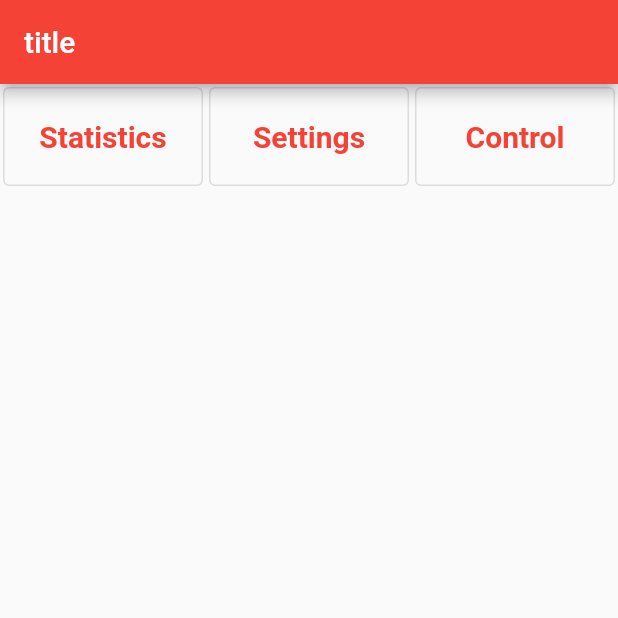
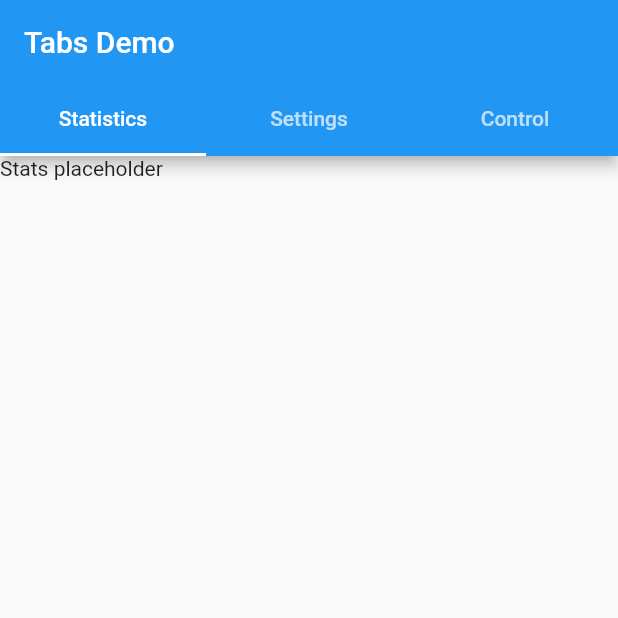
Before and after one commit to DoncusSpelunkus/Feeder, a Flutter app: the screen it shows after launch, on a phone screen of 412 x 824 dp, the top half of it. Run offline on Flutter 3.47's test engine with Material 2 defaults, Android fonts, the phone set to English and light mode, and no system bars; our stand-ins replace firebase_core, firebase_database; missing offline and left inert: dart:ffi, mqtt_client; accounts and stored records are empty.

Commit message:
New commit

```diff
--- a/lib/firebase.dart
+++ b/lib/firebase.dart
@@ -1,26 +1,27 @@
 import 'package:firebase_database/firebase_database.dart';
 import 'firebase_options.dart';
 import 'package:firebase_core/firebase_core.dart';
+import  'package:intl/intl.dart';
 
 class FireBaseDB{
-  DatabaseReference ref = FirebaseDatabase.instance.ref("Data/Client1/new");
 
+  DatabaseReference ref = FirebaseDatabase.instance.ref("");
 
   initDB() async {
     await Firebase.initializeApp(
       options: DefaultFirebaseOptions.currentPlatform,
     );
-
     print("Get's called");
   }
 
-  testSet() async{
+  testSet(double weight) async{
+    setRef();
     await ref.set({
-      "name": "John",
-      "age": 18,
-      "address": {
-        "line1": "100 Mountain View"
-      }
+      "Weight": weight.toString(),
     });
   }
+
+  setRef(){
+    ref = FirebaseDatabase.instance.ref("Weight/${DateFormat("yyyy-MM-dd").format(DateTime.now())}/${DateFormat("HH:mm:ss").format(DateTime.now())}");
+  }
 }
--- a/lib/ui.dart
+++ b/lib/ui.dart
@@ -1,9 +1,10 @@
+import 'dart:ffi';
+
 import 'package:flutter/material.dart';
 import 'package:fooddataagg/firebase.dart';
 
 class MyApp extends StatelessWidget {
   const MyApp({super.key});
-
 
   @override
   Widget build(BuildContext context) {
@@ -18,7 +19,6 @@ class MyApp extends StatelessWidget {
   }
 }
 
-
 class MyHomePage extends StatefulWidget {
   const MyHomePage({super.key, required this.title});
 
@@ -28,53 +28,68 @@ class MyHomePage extends StatefulWidget {
   _MyHomePageState createState() => _MyHomePageState();
 }
 
-
 class _MyHomePageState extends State<MyHomePage> {
   FireBaseDB db = FireBaseDB();
+  double _currentSliderValue = 20;
 
-  void onButtonPress(){
-    db.testSet();
+  void circleButtonPress(double weight) {
+    db.testSet(weight);
   }
 
-  Widget buildButton(String buttonText) {
-    return Expanded(
-      child: SizedBox(
-        height: 70.0,
-        child: Padding(
-          padding: const EdgeInsets.all(2.0),
-          child: OutlinedButton(
-            child: Text(
-              buttonText,
-              style: TextStyle(
-                fontSize: 20.0,
-                fontWeight: FontWeight.bold,
-              ),
+  @override
+  Widget build(BuildContext context) {
+    return MaterialApp(
+      home: DefaultTabController(
+        length: 3,
+        child: Scaffold(
+          appBar: AppBar(
+            bottom: const TabBar(
+              tabs: [
+                Tab(text: "Statistics"),
+                Tab(text: "Settings"),
+                Tab(text: "Control"),
+              ],
             ),
-            onPressed: () => (onButtonPress()),
+            title: const Text('Tabs Demo'),
+          ),
+          body: TabBarView(
+            children: [
+              Text("Stats placeholder"),
+              Icon(Icons.directions_transit),
+              Column(children: [
+                Padding(
+                    padding: EdgeInsets.only(top: 200.0, bottom: 50.0),
+                    child: Expanded(
+                      child: ElevatedButton(
+                        onPressed: () => (circleButtonPress(_currentSliderValue)),
+                        style: ElevatedButton.styleFrom(
+                          shape: CircleBorder(),
+                          padding: EdgeInsets.all(75),
+                          backgroundColor: Colors.blue, // <-- Button color
+                          foregroundColor: Colors.white, // <-- Splash color),)
+                        ),
+                        child: const Text("Feed now"),
+                      ),
+                    )),
+                Column(children: [
+                  const Text("Choose amount"),
+                  Slider(
+                    value: _currentSliderValue,
+                    max: 200,
+                    divisions: 40,
+                    label: "${_currentSliderValue.round()}g",
+                    onChanged: (double value) {
+                      setState(() {
+                        _currentSliderValue = value;
+                      });
+                    },
+                  ),
+                ]),
+              ]),
+            ],
           ),
         ),
       ),
     );
   }
-
-  @override
-  Widget build(BuildContext context) {
-    return Scaffold(
-      appBar: AppBar(
-        title: Text(widget.title),
-      ),
-      body: Column( children: [
-        Container(
-          child: Row(
-            children: [
-              buildButton("Statistics"),
-              buildButton("Settings"),
-              buildButton("Control")
-             ],
-            )
-          )
-        ]
-      ),
-    );
-  }
 }
--- a/pubspec.yaml
+++ b/pubspec.yaml
@@ -38,6 +38,7 @@ dependencies:
   mqtt_client: ^9.8.0
   firebase_database: ^10.0.15
   firebase_core: ^2.7.1
+  intl: ^0.18.0
 
 dev_dependencies:
   flutter_test:
```
Also changed, not shown: pubspec.lock.
